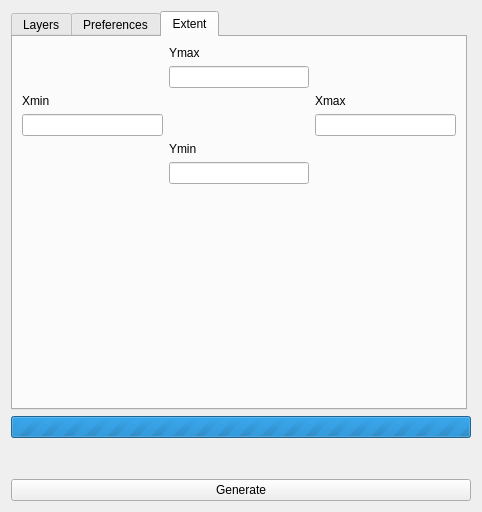
Above: ui_vizitown.ui from vongoethe/vizitown_plugin before the change. Below: the same form after it.
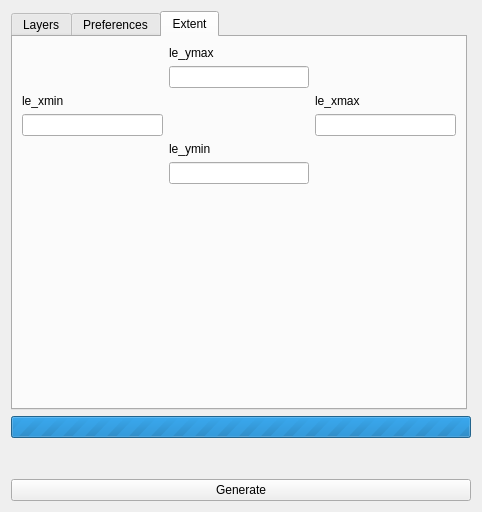
That is the form after the change. The open tabs and pages were chosen to show the change. Icons and pictures are not drawn.

Commit message: Reafactor ui names and vizitowndialog

What changed in the file:
```diff
--- a/ui_vizitown.ui
+++ b/ui_vizitown.ui
@@ -221,21 +221,21 @@
        <item row="2" column="2">
         <widget class="QLabel" name="label_11">
          <property name="text">
-          <string>Xmin</string>
+          <string>le_xmin</string>
          </property>
         </widget>
        </item>
        <item row="2" column="5">
         <widget class="QLabel" name="label_13">
          <property name="text">
-          <string>Xmax</string>
+          <string>le_xmax</string>
          </property>
         </widget>
        </item>
        <item row="4" column="3">
         <widget class="QLabel" name="label_12">
          <property name="text">
-          <string>Ymin</string>
+          <string>le_ymin</string>
          </property>
         </widget>
        </item>
@@ -256,7 +256,7 @@
        <item row="0" column="3">
         <widget class="QLabel" name="label_14">
          <property name="text">
-          <string>Ymax</string>
+          <string>le_ymax</string>
          </property>
         </widget>
        </item>
```
Left out of the diff: 22 changed lines with no effect on the pictures. The commit also changes 3 other files.
